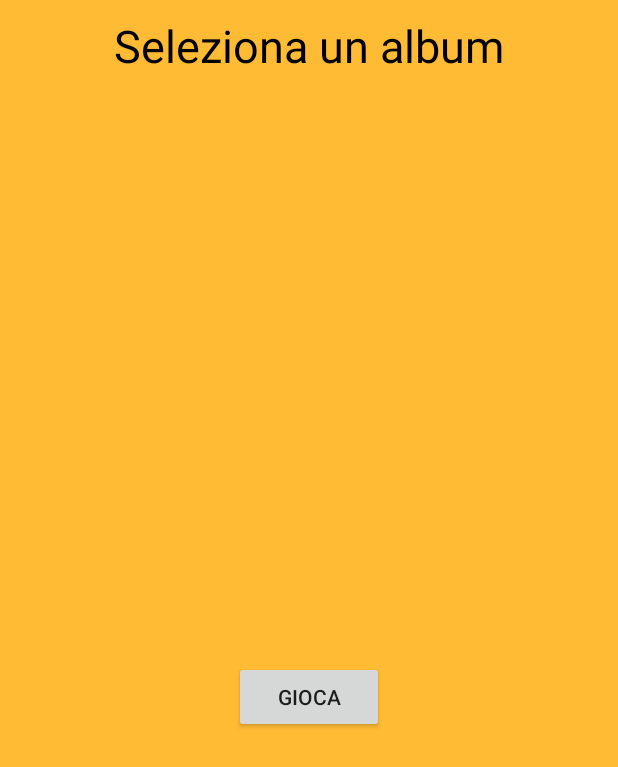
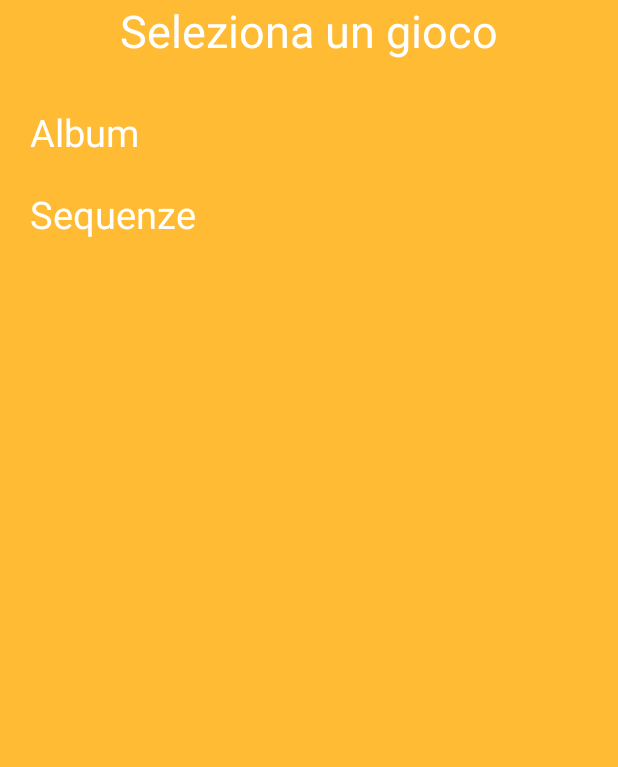
Before and after one commit to PasqualePrisco/TesiApp, an Android app: the screen it shows after launch (MainActivity), on a phone screen of 412 x 824 dp. Shown: the top 767 px of the screen. Run offline under Robolectric (Android 15) with nearby library versions, the phone set to English and light mode, and no system bars; our stand-ins replace Firebase (no records; nobody signed in at launch, a user with empty details on screens opened directly).

Commit message:
new man activity - fix error

```diff
--- a/app/src/main/AndroidManifest.xml
+++ b/app/src/main/AndroidManifest.xml
@@ -17,6 +17,7 @@
             </intent-filter>
         </activity>
         <activity android:name=".ActivitySlide"></activity>
+        <activity android:name=".ActivityAlbum"></activity>
         <activity
             android:name=".activityChoose"
             android:label="@string/title_activity_choose"
--- a/app/src/main/java/com/example/pasquale/tesiapp/MainActivity.java
+++ b/app/src/main/java/com/example/pasquale/tesiapp/MainActivity.java
@@ -9,6 +9,7 @@ import android.view.View;
 import android.widget.AdapterView;
 import android.widget.Button;
 import android.widget.ListView;
+import android.widget.TextView;
 import android.widget.Toast;
 
 import com.google.firebase.database.DataSnapshot;
@@ -25,82 +26,28 @@ import static android.content.ContentValues.TAG;
 
 public class MainActivity extends Activity {
 
-    public ListView listView;
-    public Button confirm;
-    public ArrayList<Album> albums =new ArrayList<Album>();
-    public int temp;
-    private FirebaseDatabase mDatabase;
-    private DatabaseReference myRef;
-    CustomAdapter customAdapter;
+   TextView txtAlbum;
+   TextView txtSequence;
 
     @Override
     protected void onCreate(Bundle savedInstanceState) {
         super.onCreate(savedInstanceState);
         setContentView(R.layout.activity_main);
 
-        mDatabase = FirebaseDatabase.getInstance();
-        myRef= mDatabase.getReference();
+        txtAlbum = (TextView) findViewById(R.id.txtAlbum);
+        txtSequence = (TextView) findViewById(R.id.txtSequence);
 
-        listView = (ListView)findViewById(R.id.albumList);
-        confirm=(Button)findViewById(R.id.confirm);
-
-        customAdapter = new CustomAdapter(this, R.layout.list_layout, new ArrayList<Album>());
-
-        listView.setAdapter(customAdapter);
-
-        //######## Get albums from DataBase ########
-        myRef.child("Albums").addValueEventListener(new ValueEventListener() {
+        txtAlbum.setOnClickListener(new View.OnClickListener() {
             @Override
-            public void onDataChange(DataSnapshot dataSnapshot) {
-                // Get Post object and use the values to update the UI
-                if (customAdapter != null) {
-                    customAdapter.clear();
-                }
-                for (DataSnapshot ds : dataSnapshot.getChildren()) {
-                    ArrayList<Vignetta> vignette = new ArrayList<>();
-                    Album album = ds.getValue(Album.class);
-                    album.setName(ds.child("nome").getValue(String.class));
-                    for (DataSnapshot dv : ds.child("vignette").getChildren()) {
-                        Vignetta v = dv.getValue(Vignetta.class);
-                        v.setName(dv.child("nome").getValue(String.class));
-                        v.setPicture(dv.child("path").getValue(String.class));
-                        vignette.add(v);
-                    }
-                    album.setVignette(vignette);
-                    customAdapter.add(album);
-                    albums.add(album);
-                }
+            public void onClick(View v) {
+                Intent intent= new Intent(getApplicationContext(), ActivityAlbum.class);
+                startActivity(intent);
             }
-
-            @Override
-            public void onCancelled(DatabaseError databaseError) {
-                // Getting Post failed, log a message
-                Log.w(TAG, "loadPost:onCancelled", databaseError.toException());
-                // ...
-            }
-            });
+        });
 
 
-
-        //###### Listner to element for get position ######
-        listView.setOnItemClickListener(new AdapterView.OnItemClickListener() {
-
-            @Override
-            public void onItemClick(AdapterView<?> parent, View view, int position, long id) {
-                // Show Toast
-              temp=position;
-        }
-        });
 
     }
 
 
-    public void startAlbum(View v){
-        Intent intent = new Intent(getApplicationContext(),ActivitySlide.class);
-        intent.putParcelableArrayListExtra("vignette", (ArrayList<? extends Parcelable>) albums.get(temp).getVignette());
-
-        startActivity(intent);
-    }
-
-
 }
--- a/app/src/main/java/com/example/pasquale/tesiapp/activityChoose.java
+++ b/app/src/main/java/com/example/pasquale/tesiapp/activityChoose.java
@@ -31,6 +31,9 @@ public class activityChoose extends AppCompatActivity {
 
         //##### Array with the img #####
         final ArrayList<Vignetta> vignetta = getIntent().getParcelableArrayListExtra("scelte");
+
+        //###### set result code ######
+        setResult(0);
 
         //###### get first picture path0 ######
         String path0= vignetta.get(0).getPicture();
@@ -152,7 +155,7 @@ public class activityChoose extends AppCompatActivity {
                     case DialogInterface.BUTTON_POSITIVE:
                         //Yes button clicked
                         Toast.makeText(getApplicationContext(),"Corretto!",Toast.LENGTH_LONG).show();
-                        Intent intent=new Intent(getApplicationContext(), MainActivity.class);
+                        Intent intent=new Intent(getApplicationContext(), ActivityAlbum.class);
                         intent.addFlags(Intent.FLAG_ACTIVITY_CLEAR_TOP);
 
                         startActivity(intent);
--- /dev/null
+++ b/app/src/main/res/layout-large/activity_album.xml
@@ -0,0 +1,6 @@
+<?xml version="1.0" encoding="utf-8"?>
+<android.support.constraint.ConstraintLayout
+    xmlns:android="http://schemas.android.com/apk/res/android" android:layout_width="match_parent"
+    android:layout_height="match_parent">
+
+</android.support.constraint.ConstraintLayout>
--- /dev/null
+++ b/app/src/main/res/layout-xlarge/activity_album.xml
@@ -0,0 +1,6 @@
+<?xml version="1.0" encoding="utf-8"?>
+<android.support.constraint.ConstraintLayout
+    xmlns:android="http://schemas.android.com/apk/res/android" android:layout_width="match_parent"
+    android:layout_height="match_parent">
+
+</android.support.constraint.ConstraintLayout>
--- a/app/src/main/res/layout/activity_main.xml
+++ b/app/src/main/res/layout/activity_main.xml
@@ -8,28 +8,39 @@
     tools:context=".MainActivity">
 
     <TextView
-        android:layout_width="match_parent"
+        android:layout_width="wrap_content"
         android:layout_height="wrap_content"
-        android:text="Seleziona un album"
-        android:gravity="center"
         android:textSize="30dp"
-        android:typeface="sans"
-        android:textColor="@android:color/black"
-        android:padding="10dp"/>
+        android:text="Seleziona un gioco"
+        android:layout_gravity="center"
+        android:textColor="@color/common_google_signin_btn_text_dark"
+        android:layout_marginBottom="30dp"
+        />
 
-    <ListView
-        android:id="@+id/albumList"
-        android:layout_width="match_parent"
-        android:layout_height="380dp"
-        ></ListView>
+    <FrameLayout
+        android:layout_width="wrap_content"
+        android:layout_height="wrap_content">
+    </FrameLayout>
 
-    <Button
-        android:id="@+id/confirm"
-        android:layout_width="100dp"
+    <TextView
+        android:id="@+id/txtAlbum"
+        android:layout_width="wrap_content"
         android:layout_height="wrap_content"
-        android:layout_gravity="center"
-        android:text="Gioca"
-        android:onClick="startAlbum"
+        android:text="Album"
+        android:textSize="25dp"
+        android:textColor="@color/common_google_signin_btn_text_dark"
+        android:layout_marginLeft="20dp"
+        />
+
+    <TextView
+        android:id="@+id/txtSequence"
+        android:layout_width="wrap_content"
+        android:layout_height="wrap_content"
+        android:text="Sequenze"
+        android:textSize="25dp"
+        android:textColor="@color/common_google_signin_btn_text_dark"
+        android:layout_marginLeft="20dp"
+        android:layout_marginTop="20dp"
         />
 
 </LinearLayout>
```
Also changed, not shown: app/src/main/java/com/example/pasquale/tesiapp/ActivityAlbum.java (added, +107 -0 lines), app/src/main/java/com/example/pasquale/tesiapp/ActivitySlide.java (+9 -6 lines), app/src/main/res/layout/activity_album.xml (added, +35 -0 lines).
